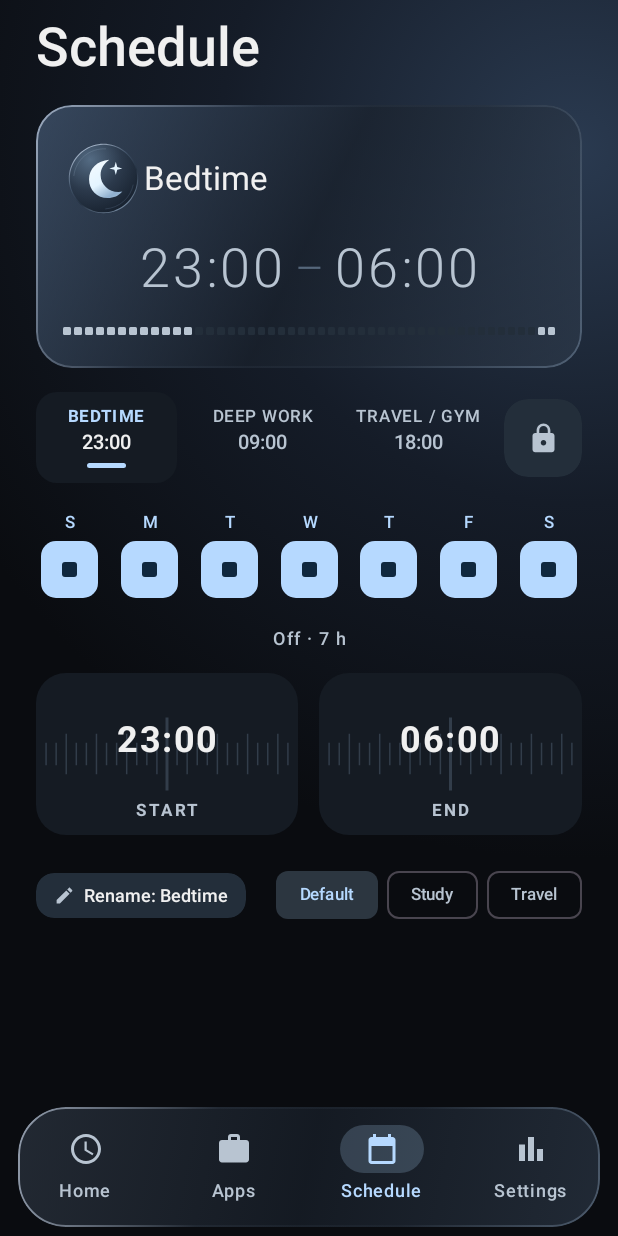
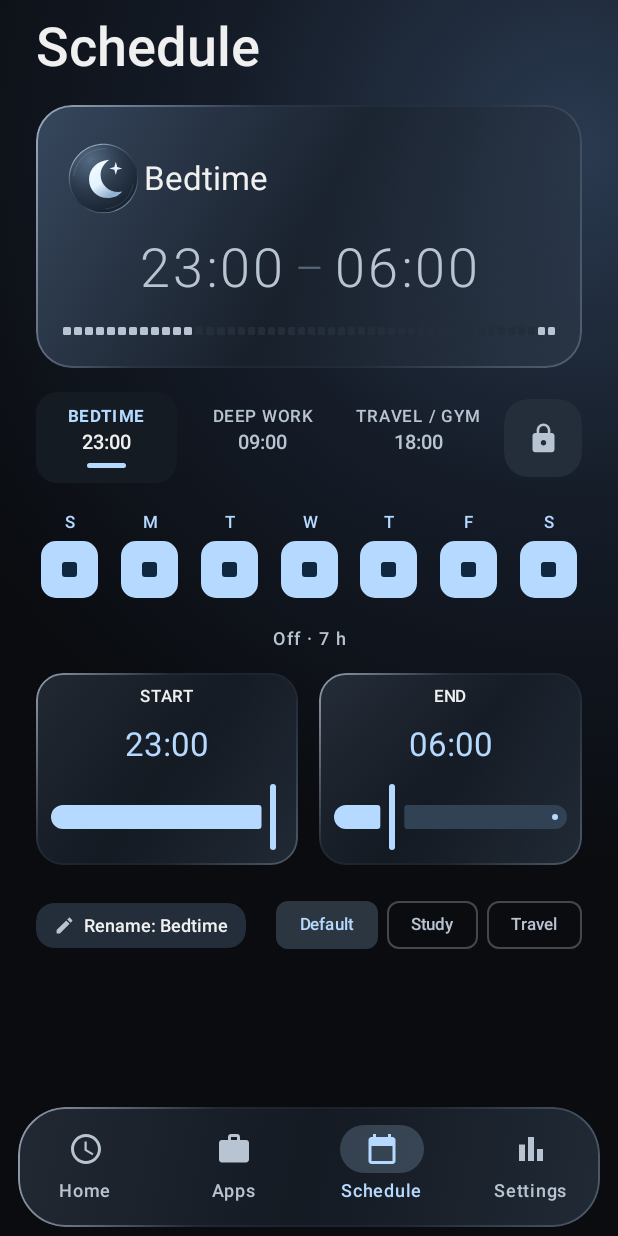
Before and after one commit to sahuom24/focus-Bro, an Android app built with Jetpack Compose: the screen it shows after launch (MainActivity), item 3 of the bottom bar chosen, on a phone screen of 412 x 824 dp. Run offline under Robolectric (Android 15) with nearby library versions, the phone set to English and light mode, and no system bars; pictures from the network do not load.

Commit message:
Add adjustable focus and routine times and fit session apps on screen

```diff
--- a/app/build.gradle.kts
+++ b/app/build.gradle.kts
@@ -14,8 +14,8 @@ android {
         applicationId = "com.focusbro.myapp"
         minSdk = 26
         targetSdk = 36
-        versionCode = 8
-        versionName = "1.2.0"
+        versionCode = 9
+        versionName = "1.2.1"
         resourceConfigurations += listOf("en")
     }
 
--- a/app/src/main/java/dev/breakmode/session/BreakModels.kt
+++ b/app/src/main/java/dev/breakmode/session/BreakModels.kt
@@ -32,7 +32,7 @@ data class FocusSchedule(
     val name: String,
     val startHour: Int = 22, // 0..23
     val startMinute: Int = 0, // 0..59
-    val durationMinutes: Int = 60, // 5..720
+    val durationMinutes: Int = 60, // minutes, including overnight routines
     val daysOfWeek: Set<Int> = setOf(1, 2, 3, 4, 5, 6, 7), // Calendar.SUNDAY(1) to Calendar.SATURDAY(7)
     val bucketId: String? = null,
     val enabled: Boolean = true,
@@ -87,7 +87,7 @@ data class BreakSettings(
     val schedules: List<FocusSchedule> = FocusSchedule.defaultRoutines(),
 ) {
     companion object {
-        const val MAX_DURATION_MINUTES = 720
+        const val MAX_DURATION_MINUTES = 16 * 60
         fun defaultBuckets(): List<AppBucket> = listOf(
             AppBucket(id = "default", name = "Default", appPackages = emptySet()),
             AppBucket(id = "study", name = "Study", appPackages = emptySet()),
--- a/app/src/main/java/dev/breakmode/session/BreakRepository.kt
+++ b/app/src/main/java/dev/breakmode/session/BreakRepository.kt
@@ -342,7 +342,7 @@ class BreakRepository private constructor(context: Context) {
             Wallpaper.valueOf(prefs.getString(KEY_WALLPAPER, Wallpaper.AMOLED.name)!!)
         }.getOrDefault(Wallpaper.AMOLED)
         return BreakSettings(
-            minutes = prefs.getInt(KEY_MINUTES, 30).coerceIn(5, 720),
+            minutes = prefs.getInt(KEY_MINUTES, 30).coerceIn(5, BreakSettings.MAX_DURATION_MINUTES),
             allowedPackages = prefs.getStringSet(KEY_ALLOWED, emptySet()).orEmpty().toSet(),
             pauseInterruptions = prefs.getBoolean(KEY_PAUSE, true),
             requireUnlockToEnd = prefs.getBoolean(KEY_UNLOCK, false),
--- a/app/src/main/java/dev/breakmode/ui/SetupScreen.kt
+++ b/app/src/main/java/dev/breakmode/ui/SetupScreen.kt
@@ -60,6 +60,8 @@ import androidx.compose.runtime.mutableIntStateOf
 import androidx.compose.runtime.mutableStateOf
 import androidx.compose.runtime.remember
 import androidx.compose.runtime.setValue
+import androidx.compose.ui.semantics.contentDescription
+import androidx.compose.ui.semantics.semantics
 import androidx.compose.ui.Alignment
 import androidx.compose.ui.Modifier
 import androidx.compose.ui.draw.clip
@@ -326,7 +328,7 @@ fun SetupScreen(
         )
     }
 
-    // Custom Minutes Dialog (Allows 1 to 720 minutes / 12h)
+    // Exact entry complements the drag control.
     if (showCustomMinutesDialog) {
         AlertDialog(
             onDismissRequest = { showCustomMinutesDialog = false },
@@ -334,7 +336,7 @@ fun SetupScreen(
             text = {
                 Column {
                     Text(
-                        text = "Enter desired duration in minutes (up to 720 min / 12 hours):",
+                        text = "Enter desired duration in minutes (5 min to 16 hours):",
                         style = MaterialTheme.typography.bodySmall,
                         color = colors.onSurfaceVariant,
                     )
@@ -366,7 +368,7 @@ fun SetupScreen(
                     onClick = {
                         val parsed = customMinutesInput.toIntOrNull()
                         if (parsed != null && parsed > 0) {
-                            onMinutes(parsed.coerceIn(5, 720))
+                            onMinutes(parsed.coerceIn(5, BreakSettings.MAX_DURATION_MINUTES))
                         }
                         showCustomMinutesDialog = false
                     },
@@ -418,13 +420,20 @@ private fun MainTimerTab(
             Column(Modifier.padding(start = 20.dp, end = 20.dp, bottom = 14.dp),
                 verticalArrangement = Arrangement.spacedBy(4.dp)) {
                 Text("Duration", color = colors.onSurfaceVariant, style = MaterialTheme.typography.labelLarge)
-                Text(formatMinutes(settings.minutes), color = colors.onSurface,
+                var duration by remember(settings.minutes) { mutableIntStateOf(settings.minutes) }
+                Text(formatMinutes(duration), color = colors.onSurface,
                     style = MaterialTheme.typography.headlineLarge)
-                Row(Modifier.horizontalScroll(rememberScrollState()), horizontalArrangement = Arrangement.spacedBy(8.dp)) {
-                    listOf(15, 30, 60, 120).forEach { minutes ->
-                        FilterChip(selected = settings.minutes == minutes, onClick = { onMinutes(minutes) }, label = { Text(formatMinutes(minutes)) }, shape = RoundedCornerShape(50))
-                    }
-                    FilterChip(selected = settings.minutes !in listOf(15, 30, 60, 120), onClick = onOpenCustom, label = { Text("Custom") }, shape = RoundedCornerShape(50))
+                Slider(
+                    value = duration.toFloat(),
+                    onValueChange = { duration = it.roundToInt() },
+                    onValueChangeFinished = { onMinutes(duration) },
+                    valueRange = 5f..BreakSettings.MAX_DURATION_MINUTES.toFloat(),
+                    modifier = Modifier.fillMaxWidth().semantics { contentDescription = "Focus duration in minutes" },
+                )
+                Row(Modifier.fillMaxWidth(), horizontalArrangement = Arrangement.SpaceBetween) {
+                    Text("5 min")
+                    TextButton(onClick = onOpenCustom) { Text("Exact time") }
+                    Text("16 h")
                 }
             }
         }
--- a/app/src/main/java/dev/breakmode/ui/components/RoutinesBlockItView.kt
+++ b/app/src/main/java/dev/breakmode/ui/components/RoutinesBlockItView.kt
@@ -1,5 +1,7 @@
 package dev.breakmode.ui.components
 
+import androidx.compose.material3.Slider
+import kotlin.math.roundToInt
 import android.app.TimePickerDialog
 import android.text.format.DateFormat
 import androidx.compose.foundation.Canvas
@@ -41,6 +43,8 @@ import androidx.compose.runtime.mutableIntStateOf
 import androidx.compose.runtime.mutableStateOf
 import androidx.compose.runtime.remember
 import androidx.compose.runtime.setValue
+import androidx.compose.ui.semantics.contentDescription
+import androidx.compose.ui.semantics.semantics
 import androidx.compose.ui.Alignment
 import androidx.compose.ui.Modifier
 import androidx.compose.ui.draw.clip
@@ -101,46 +105,10 @@ fun RoutinesBlockItView(
 
     val activeBucketName = buckets.firstOrNull { it.id == currentSchedule.bucketId }?.name ?: "All apps"
 
-    val openStartTimePicker = {
-        TimePickerDialog(
-            context,
-            { _, h, m ->
-                val newStartTotal = h * 60 + m
-                val currentEndTotal = endHour * 60 + endMinute
-                val diff = currentEndTotal - newStartTotal
-                val newDuration = if (diff > 0) diff else (24 * 60 + diff)
-                onUpdateSchedule(
-                    currentSchedule.copy(
-                        startHour = h,
-                        startMinute = m,
-                        durationMinutes = newDuration.coerceIn(5, 720),
-                    ),
-                )
-            },
-            currentSchedule.startHour,
-            currentSchedule.startMinute,
-            DateFormat.is24HourFormat(context),
-        ).show()
-    }
-
-    val openEndTimePicker = {
-        TimePickerDialog(
-            context,
-            { _, h, m ->
-                val currentStartTotal = currentSchedule.startHour * 60 + currentSchedule.startMinute
-                val newEndTotal = h * 60 + m
-                val diff = newEndTotal - currentStartTotal
-                val newDuration = if (diff > 0) diff else (24 * 60 + diff)
-                onUpdateSchedule(
-                    currentSchedule.copy(
-                        durationMinutes = newDuration.coerceIn(5, 720),
-                    ),
-                )
-            },
-            endHour,
-            endMinute,
-            DateFormat.is24HourFormat(context),
-        ).show()
+    val startMinutes = currentSchedule.startHour * 60 + currentSchedule.startMinute
+    fun updateTime(start: Int, end: Int) {
+        val duration = ((end - start + 1440) % 1440).coerceAtLeast(5)
+        onUpdateSchedule(currentSchedule.copy(startHour = start / 60, startMinute = start % 60, durationMinutes = duration))
     }
 
     Column(
@@ -346,20 +314,18 @@ fun RoutinesBlockItView(
             // START CARD
             RulerTimeCard(
                 title = "START",
-                timeText = startStr,
-                isActive = currentSchedule.enabled,
-                accentColor = colors.primary,
-                onClick = openStartTimePicker,
+                minutes = startMinutes,
+                routineId = currentSchedule.id,
+                onCommit = { updateTime(it, endTotalMins) },
                 modifier = Modifier.weight(1f),
             )
 
             // END CARD
             RulerTimeCard(
                 title = "END",
-                timeText = endStr,
-                isActive = currentSchedule.enabled,
-                accentColor = colors.primary,
-                onClick = openEndTimePicker,
+                minutes = endTotalMins,
+                routineId = currentSchedule.id,
+                onCommit = { updateTime(startMinutes, it) },
                 modifier = Modifier.weight(1f),
             )
         }
@@ -457,69 +423,27 @@ fun RoutinesBlockItView(
 @Composable
 private fun RulerTimeCard(
     title: String,
-    timeText: String,
-    isActive: Boolean,
-    accentColor: Color,
-    onClick: () -> Unit,
+    minutes: Int,
+    routineId: String,
+    onCommit: (Int) -> Unit,
     modifier: Modifier = Modifier,
 ) {
-    val colors = MaterialTheme.colorScheme
-    val tickInactive = colors.outline.copy(alpha = 0.45f)
-    Card(
-        onClick = onClick,
-        colors = CardDefaults.cardColors(containerColor = colors.surface),
-        shape = RoundedCornerShape(20.dp),
-        modifier = modifier.height(108.dp),
-    ) {
-        Box(modifier = Modifier.fillMaxSize()) {
-            // Background vertical tick lines (ruler pattern)
-            Canvas(modifier = Modifier.fillMaxSize()) {
-                val totalLines = 25
-                val step = size.width / (totalLines + 1)
-                for (i in 1..totalLines) {
-                    val x = i * step
-                    val isCenter = i == totalLines / 2 + 1
-                    val lineHeight = if (isCenter) size.height * 0.45f else (if (i % 3 == 0) size.height * 0.25f else size.height * 0.14f)
-                    val lineColor = if (isCenter && isActive) accentColor else tickInactive
-                    val stroke = if (isCenter) 2.dp.toPx() else 1.dp.toPx()
-                    drawLine(
-                        color = lineColor,
-                        start = Offset(x, (size.height - lineHeight) / 2f),
-                        end = Offset(x, (size.height + lineHeight) / 2f),
-                        strokeWidth = stroke,
-                    )
-                }
-            }
-
-            // Foreground center time digits
-            Column(
-                modifier = Modifier
-                    .fillMaxSize()
-                    .padding(bottom = 10.dp),
-                horizontalAlignment = Alignment.CenterHorizontally,
-                verticalArrangement = Arrangement.SpaceBetween,
-            ) {
-                Spacer(Modifier.height(4.dp))
-                Text(
-                    text = timeText,
-                    style = TextStyle(
-                        fontSize = 24.sp,
-                        fontWeight = FontWeight.Bold,
-                        letterSpacing = 1.sp,
-                        fontFeatureSettings = "tnum",
-                    ),
-                    color = if (isActive) accentColor else colors.onSurface,
-                )
-                Text(
-                    text = title,
-                    style = TextStyle(
-                        fontSize = 11.sp,
-                        fontWeight = FontWeight.Bold,
-                        letterSpacing = 2.sp,
-                    ),
-                    color = colors.onSurfaceVariant,
-                )
-            }
+    val context = LocalContext.current
+    var draft by remember(routineId, minutes) { mutableIntStateOf(minutes) }
+    Column(modifier.glass(18.dp).padding(8.dp), horizontalAlignment = Alignment.CenterHorizontally) {
+        Text(title, style = MaterialTheme.typography.labelSmall)
+        TextButton(onClick = {
+            TimePickerDialog(context, { _, h, m -> onCommit(h * 60 + m) },
+                minutes / 60, minutes % 60, DateFormat.is24HourFormat(context)).show()
+        }) {
+            Text(String.format("%02d:%02d", draft / 60, draft % 60), style = MaterialTheme.typography.titleLarge)
         }
+        Slider(
+            value = draft.toFloat(),
+            onValueChange = { draft = it.roundToInt() },
+            onValueChangeFinished = { onCommit(draft) },
+            valueRange = 0f..1439f,
+            modifier = Modifier.fillMaxWidth().semantics { contentDescription = "$title time in minutes after midnight" },
+        )
     }
 }
```
Also changed, not shown: app/src/main/java/dev/breakmode/ui/SessionScreen.kt (+27 -25 lines), 1 other file.
